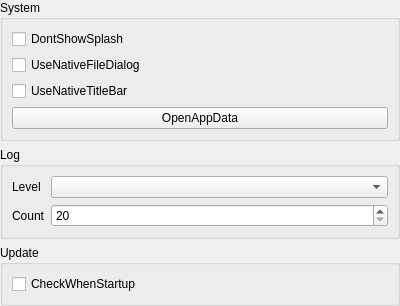
Wing-summer/WingHexExplorer2, file src/settings/othersettingsdialog.ui: the form before one commit.
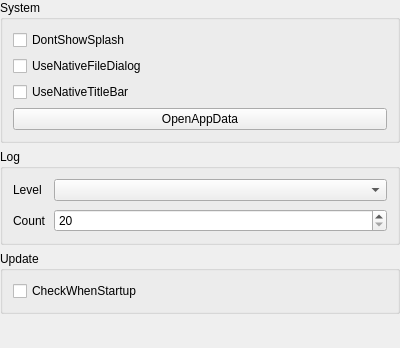
The form after the commit.

What changed in the file:
```diff
--- a/src/settings/othersettingsdialog.ui
+++ b/src/settings/othersettingsdialog.ui
@@ -7,7 +7,7 @@
     <x>0</x>
     <y>0</y>
     <width>400</width>
-    <height>300</height>
+    <height>348</height>
    </rect>
   </property>
   <property name="windowTitle">
@@ -38,6 +38,18 @@
       <string>System</string>
      </property>
      <layout class="QVBoxLayout" name="verticalLayout">
+      <property name="leftMargin">
+       <number>10</number>
+      </property>
+      <property name="topMargin">
+       <number>10</number>
+      </property>
+      <property name="rightMargin">
+       <number>10</number>
+      </property>
+      <property name="bottomMargin">
+       <number>10</number>
+      </property>
       <item>
        <widget class="QCheckBox" name="cbDontShowSplash">
         <property name="text">
@@ -81,6 +93,24 @@
       <string>Log</string>
      </property>
      <layout class="QFormLayout" name="formLayout">
+      <property name="horizontalSpacing">
+       <number>8</number>
+      </property>
+      <property name="verticalSpacing">
+       <number>8</number>
+      </property>
+      <property name="leftMargin">
+       <number>10</number>
+      </property>
+      <property name="topMargin">
+       <number>10</number>
+      </property>
+      <property name="rightMargin">
+       <number>10</number>
+      </property>
+      <property name="bottomMargin">
+       <number>10</number>
+      </property>
       <item row="0" column="1">
        <widget class="QComboBox" name="cbLogLevel"/>
       </item>
@@ -123,6 +153,21 @@
       <string>Update</string>
      </property>
      <layout class="QVBoxLayout" name="verticalLayout_3">
+      <property name="spacing">
+       <number>8</number>
+      </property>
+      <property name="leftMargin">
+       <number>10</number>
+      </property>
+      <property name="topMargin">
+       <number>10</number>
+      </property>
+      <property name="rightMargin">
+       <number>10</number>
+      </property>
+      <property name="bottomMargin">
+       <number>10</number>
+      </property>
       <item>
        <widget class="QCheckBox" name="cbCheckWhenStartup">
         <property name="text">
```
